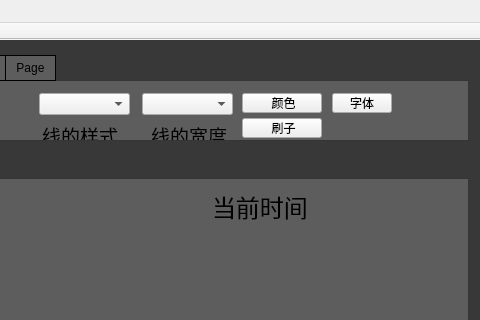
Before: the Qt Designer form mainwindow.ui in charon-cheung/QSketch, drawn with Qt 5; both pictures show x 250 to 730 and y 0 to 320 of the 730 by 585 pixel window.
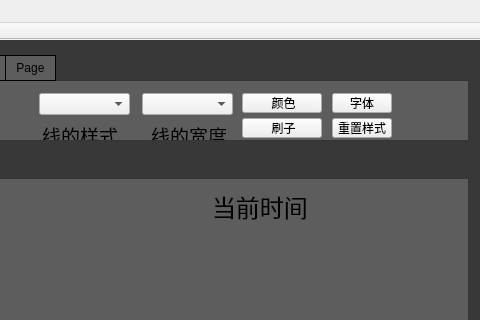
After: the same form once the commit is applied. Icons and pictures are not drawn. Custom widgets are drawn as their Qt base class.

Commit message: feat: 改变图形样式的功能，增加主界面功能

```diff
--- a/mainwindow.ui
+++ b/mainwindow.ui
@@ -388,6 +388,19 @@
            <string>字体</string>
           </property>
          </widget>
+         <widget class="QPushButton" name="ResetStyle">
+          <property name="geometry">
+           <rect>
+            <x>570</x>
+            <y>37</y>
+            <width>60</width>
+            <height>20</height>
+           </rect>
+          </property>
+          <property name="text">
+           <string>重置样式</string>
+          </property>
+         </widget>
          <zorder>PenStyle</zorder>
          <zorder>style_label</zorder>
          <zorder>PenWidth</zorder>
```
Left out of the diff: 9 changed lines with no effect on the pictures. The commit also changes 12 other files.
